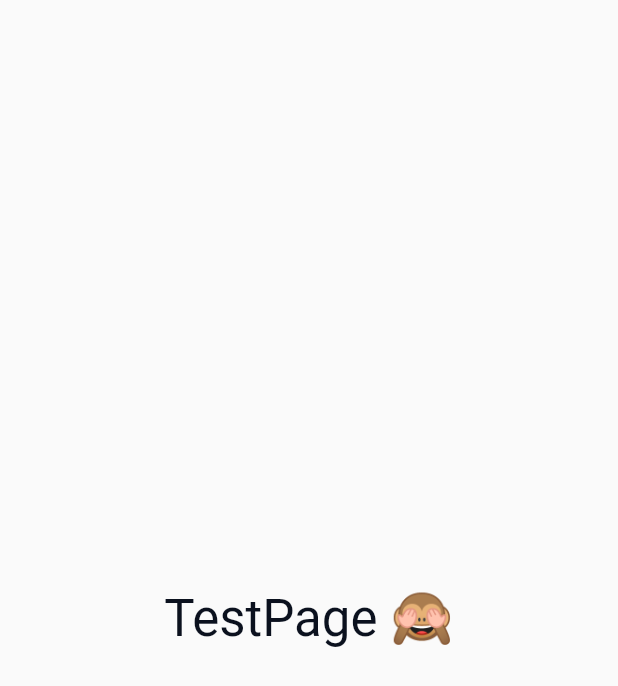
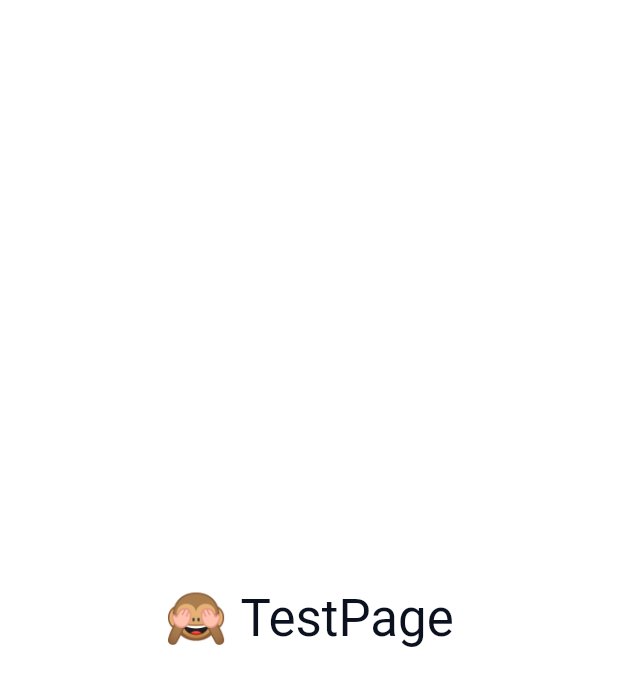
Before and after one commit to AyaAbdElmoneim158/Stock_2022-2023, a Flutter app: the screen it shows after launch, on a phone screen of 412 x 824 dp. Shown: the top 686 px of the screen. Run offline on Flutter 3.47's test engine with Material 2 defaults, Android fonts, the phone set to English and light mode, and no system bars; our stand-ins replace bloc, cloud_firestore, dio, firebase_auth, firebase_core, flutter_bloc and 3 more; accounts and stored records are empty; Roboto replaces fonts that are missing (Amiri).

Commit message:
🚩 Add Utilities to main

```diff
--- a/app/lib/main.dart
+++ b/app/lib/main.dart
@@ -1,19 +1,27 @@
 import 'package:app/firebase_options.dart';
+import 'package:app/shared/components/constants.dart';
+import 'package:app/shared/cubit/bloc_observer.dart';
+import 'package:app/shared/cubit/cubit.dart';
 import 'package:app/shared/network/local/cache_helper.dart';
 import 'package:app/shared/network/remote/dio_helper.dart';
 import 'package:app/shared/router/router.dart';
 import 'package:app/shared/router/routes.dart';
+import 'package:app/shared/styles/theme.dart';
 import 'package:firebase_core/firebase_core.dart';
 import 'package:flutter/material.dart';
+import 'package:flutter_bloc/flutter_bloc.dart';
+import 'package:flutter_localizations/flutter_localizations.dart';
+
 
 void main() async {
   WidgetsFlutterBinding.ensureInitialized();
   //ToDo:~> Add Firebase ------------------------------------------------------>
   await Firebase.initializeApp(options: DefaultFirebaseOptions.currentPlatform);
 
-  //ToDo:~> Add Services.... Dio, cache ------------------------------------------------------>
+  //ToDo:~> Add Services.... Dio, cache,Bloc --------------------------------------->
   DioHelper.init();
   await CacheHelper.init();
+  Bloc.observer = MyBlocObserver();
 
   runApp(const MyApp());
 }
@@ -23,16 +31,32 @@ class MyApp extends StatelessWidget {
 
   @override
   Widget build(BuildContext context) {
-    return MaterialApp(
-      title: 'Flutter Demo',
-      debugShowCheckedModeBanner: false,
-      theme: ThemeData(
-        primarySwatch: Colors.blue,
+    //ToDo:~> Add BlocProvider ---------------------------------------------->
+    return MultiBlocProvider(
+      providers: [
+        BlocProvider(create: (_) => AppCubit()),
+      ],
+      child: MaterialApp(
+        title: 'Flutter Demo',
+        debugShowCheckedModeBanner: false,
+        //ToDo: localizations ---------------------------------------------->
+        localizationsDelegates: const [
+                GlobalMaterialLocalizations.delegate,
+                GlobalWidgetsLocalizations.delegate,
+                GlobalCupertinoLocalizations.delegate,
+              ],
+              supportedLocales: [
+               lang? const Locale('ar', "AE"):const Locale('en'),
+              ],
+        //ToDo:~> Add Theme ----------------------------------------------------->
+        theme: lightTheme,
+        darkTheme: darkTheme,
+        themeMode: ThemeMode.light,
+
+        //ToDo:~> Add Routes ---------------------------------------------------->
+        onGenerateRoute: onGenerate,
+        initialRoute: AppRoutes.testRoute,
       ),
-
-      //ToDo:~> Add Routes -------------------------------------------------------->
-      onGenerateRoute: onGenerate,
-      initialRoute: AppRoutes.testRoute,
     );
   }
 }
--- a/app/pubspec.yaml
+++ b/app/pubspec.yaml
@@ -23,6 +23,7 @@ dependencies:
   google_fonts: ^4.0.3
   flutter_bloc: ^8.1.2
   bloc: ^8.1.1
+  flutter_localization: ^0.1.10
 
 dev_dependencies:
   flutter_test:
```
Also changed, not shown: app/pubspec.lock, 5 other files.
